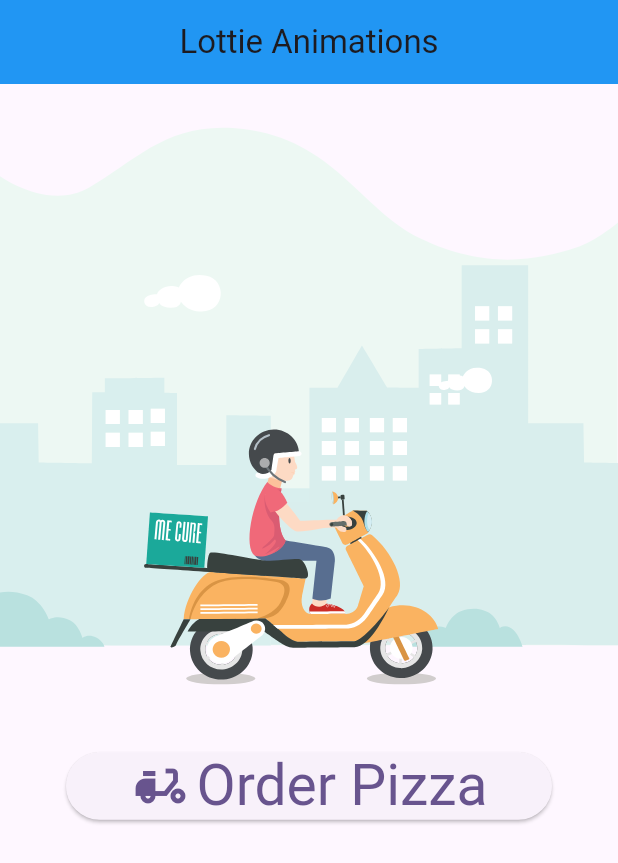
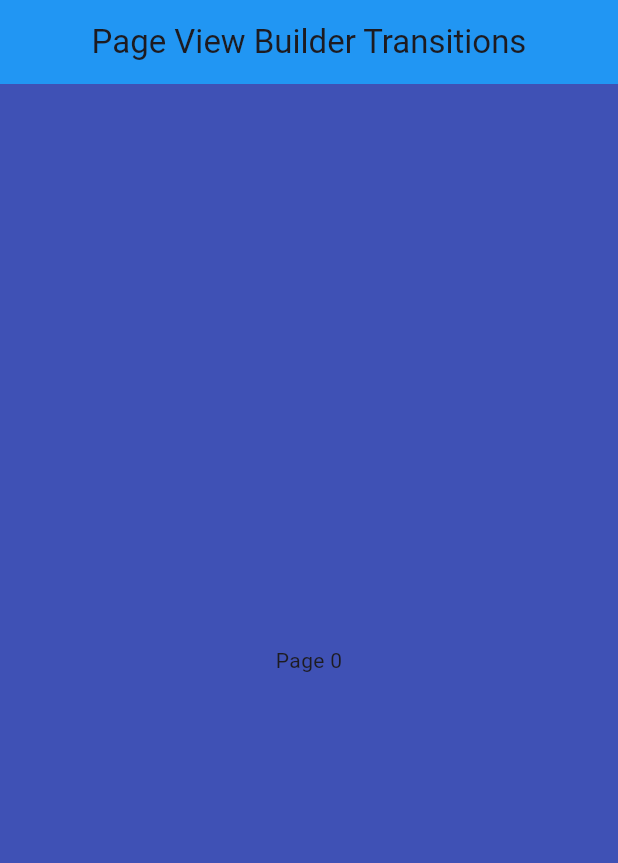
Before and after one commit to qaisarjamal01/advancedTopics, a Flutter app: the screen it shows after launch, on a phone screen of 412 x 824 dp. Shown: the top 863 px of the screen. Run offline on Flutter 3.47's test engine with Material 3 defaults, Android fonts, the phone set to English and light mode, and no system bars; our stand-ins replace cloud_firestore, firebase_auth, firebase_core, fluttertoast, lottie, random_string; accounts and stored records are empty.

Commit message:
page view builder transitions

```diff
--- /dev/null
+++ b/lib/animations/page_view_builders.dart
@@ -0,0 +1,49 @@
+import 'package:flutter/material.dart';
+
+class PageViewBuilders extends StatefulWidget {
+  const PageViewBuilders({super.key});
+
+  @override
+  State<PageViewBuilders> createState() => _PageViewBuildersState();
+}
+
+class _PageViewBuildersState extends State<PageViewBuilders> {
+  @override
+  Widget build(BuildContext context) {
+    final numOfPages = List.generate(10, (index) => '$index');
+    return Scaffold(
+      appBar: AppBar(
+        title: Text('Page View Builder Transitions'),
+        centerTitle: true,
+        backgroundColor: Colors.blue,
+      ),
+      body: PageView.builder(
+          itemCount: numOfPages.length,
+          itemBuilder: (context,index){
+            final firstPageItem = numOfPages[index];
+        return Container(
+          color: index % 2 == 0 ? Colors.indigo : Colors.green,
+          child: Center(child: Text('Page $firstPageItem')),
+        );
+      })
+    );
+  }
+}
+
+// PageView(
+// reverse: true,
+// children: [
+// Container(
+// color: Colors.red,
+// ),
+// Container(
+// color: Colors.green,
+// ),
+// Container(
+// color: Colors.blue,
+// ),
+// Container(
+// color: Colors.indigo,
+// )
+// ],
+// ),
--- a/lib/main.dart
+++ b/lib/main.dart
@@ -1,4 +1,5 @@
 import 'package:advanced_topics/animations/lottie_animations.dart';
+import 'package:advanced_topics/animations/page_view_builders.dart';
 import 'package:firebase_core/firebase_core.dart';
 import 'package:flutter/material.dart';
 import 'firebase_options.dart';
@@ -21,7 +22,7 @@ class MyApp extends StatelessWidget {
       theme: ThemeData(
         colorScheme: ColorScheme.fromSeed(seedColor: Colors.deepPurple),
       ),
-      home: LottieAnimations(),
+      home: PageViewBuilders(),
     );
   }
 }
```
